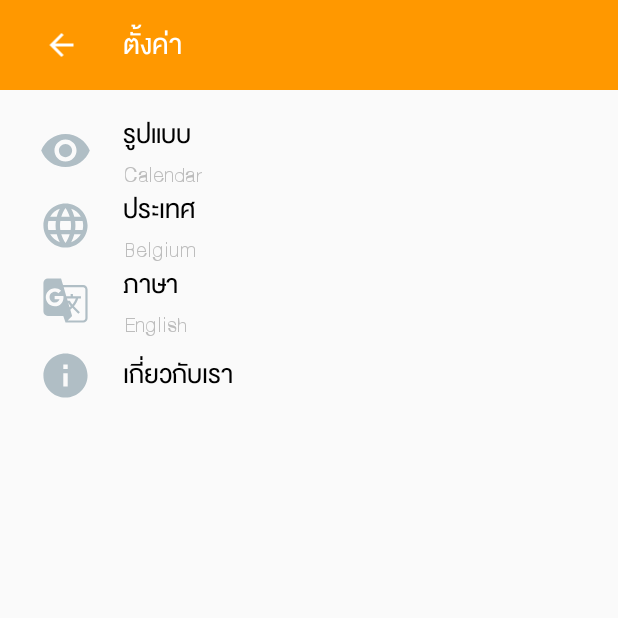
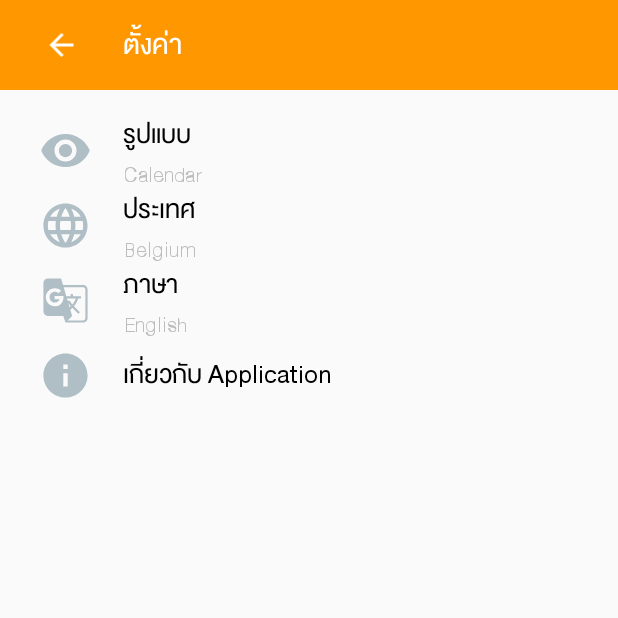
Before and after one commit to devp0kpak/BoonEU3, an Android app: the screen it shows after launch (SettingActivity), after a tap on an icon or button, on a phone screen of 412 x 824 dp, the top half of it. Run offline under Robolectric (Android 15) with nearby library versions, the phone set to English and light mode, and no system bars; libraries missing offline, so code that uses them is left out: com.prolificinteractive.materialcalendarview; 5 statements that could not run were skipped.

Commit message:
dialog setting

```diff
--- a/app/src/main/AndroidManifest.xml
+++ b/app/src/main/AndroidManifest.xml
@@ -23,6 +23,7 @@
                 <category android:name="android.intent.category.LAUNCHER" />
             </intent-filter>
         </activity>
+        <activity android:name=".Activity.AboutActivity"></activity>
     </application>
 
 </manifest>
--- a/app/src/main/java/network/dhammakaya/booneu3/Activity/MainActivity.java
+++ b/app/src/main/java/network/dhammakaya/booneu3/Activity/MainActivity.java
@@ -2,21 +2,37 @@ package network.dhammakaya.booneu3.Activity;
 
 import android.app.Activity;
 import android.content.Intent;
-import android.media.Image;
-import android.support.v7.app.AppCompatActivity;
 import android.os.Bundle;
+import android.support.annotation.NonNull;
 import android.view.View;
 import android.widget.ImageView;
+import android.widget.Toast;
 
+import com.prolificinteractive.materialcalendarview.CalendarDay;
+import com.prolificinteractive.materialcalendarview.CalendarMode;
 import com.prolificinteractive.materialcalendarview.MaterialCalendarView;
+import com.prolificinteractive.materialcalendarview.OnDateSelectedListener;
 
+import java.text.DateFormat;
+import java.text.SimpleDateFormat;
+import java.util.Calendar;
+
+import network.dhammakaya.booneu3.Dates.OneDayDecorator;
 import network.dhammakaya.booneu3.R;
+import network.dhammakaya.booneu3.View.CustomTextView;
 
-public class MainActivity extends Activity implements View.OnClickListener{
+public class MainActivity extends Activity implements View.OnClickListener,OnDateSelectedListener {
 
     private MaterialCalendarView mcv;
 
     private ImageView iv_setting;
+    private CustomTextView tv_day;
+    private CustomTextView tv_month;
+    private CustomTextView tv_year;
+
+    private int day=0,month=0,year=0;
+
+    private final OneDayDecorator oneDayDecorator = new OneDayDecorator();
 
     @Override
     protected void onCreate(Bundle savedInstanceState) {
@@ -27,17 +43,45 @@ public class MainActivity extends Activity implements View.OnClickListener{
         initListener();
         customCalendar();
 
+    }
+
+    private void customCalendar() {
+        //mcv.setTopbarVisible(false);
+
+        mcv.state().edit()
+                .setFirstDayOfWeek(Calendar.MONDAY)
+                .setMinimumDate(CalendarDay.from(2018, 0, 0))
+                .setMaximumDate(CalendarDay.from(2022, 0, 0))
+                .setCalendarDisplayMode(CalendarMode.MONTHS)
+                .commit();
+
+        Calendar calendar = Calendar.getInstance();
+        mcv.setDateSelected(calendar.getTime(), true);
+
+        mcv.setOnDateChangedListener(new OnDateSelectedListener() {
+            @Override
+            public void onDateSelected(@NonNull MaterialCalendarView widget, @NonNull CalendarDay date, boolean selected) {
+                DateFormat df = new SimpleDateFormat("yyyy-MM-dd");
+                Calendar c = date.getCalendar();
+                String date_click = df.format(c.getTime());
+                Toast.makeText(MainActivity.this, "Click : " + date_click, Toast.LENGTH_SHORT).show();
+                year = c.get(Calendar.YEAR);
+                month = c.get(Calendar.MONTH);
+                day = c.get(Calendar.DATE);
+            }
+        });
 
     }
 
-    private void customCalendar() {
-        mcv.setTopbarVisible(false);
-    }
+
 
     private void initView() {
         mcv = (MaterialCalendarView) findViewById(R.id.calendarView);
 
         iv_setting = (ImageView) findViewById(R.id.iv_setting);
+        tv_day = (CustomTextView) findViewById(R.id.tv_day);
+        tv_month = (CustomTextView) findViewById(R.id.tv_month);
+        tv_year = (CustomTextView) findViewById(R.id.tv_year);
     }
 
     private void initListener() {
@@ -55,4 +99,10 @@ public class MainActivity extends Activity implements View.OnClickListener{
         }
 
     }
+
+    @Override
+    public void onDateSelected(@NonNull MaterialCalendarView widget, @NonNull CalendarDay date, boolean selected) {
+        oneDayDecorator.setDate(date.getDate());
+        widget.invalidateDecorators();
+    }
 }
--- a/app/src/main/java/network/dhammakaya/booneu3/Activity/SettingActivity.java
+++ b/app/src/main/java/network/dhammakaya/booneu3/Activity/SettingActivity.java
@@ -68,7 +68,8 @@ public class SettingActivity extends Activity implements View.OnClickListener {
 
     //---------------------------------- Start Activity Zone -------------------------------------//
     private void startActivityAbout() {
-
+        Intent layoutAbout = new Intent(this, AboutActivity.class);
+        startActivity(layoutAbout);
     }
 
     //---------------------------------- Set View Zone -------------------------------------------//
@@ -96,8 +97,6 @@ public class SettingActivity extends Activity implements View.OnClickListener {
 
         if(v == iv_back_from_setting){
             finish();
-            Intent layoutMain = new Intent(this, MainActivity.class);
-            startActivity(layoutMain);
         }
 
         if(v == btn_setting_view){
--- /dev/null
+++ b/app/src/main/java/network/dhammakaya/booneu3/Dates/OneDayDecorator.java
@@ -0,0 +1,39 @@
+package network.dhammakaya.booneu3.Dates;
+
+import android.graphics.Typeface;
+import android.text.style.RelativeSizeSpan;
+import android.text.style.StyleSpan;
+
+import com.prolificinteractive.materialcalendarview.CalendarDay;
+import com.prolificinteractive.materialcalendarview.DayViewDecorator;
+import com.prolificinteractive.materialcalendarview.DayViewFacade;
+
+import java.util.Date;
+
+/**
+ * Created by Delux on 3/6/2018.
+ */
+
+public class OneDayDecorator implements DayViewDecorator {
+
+    private CalendarDay date;
+
+    public OneDayDecorator() {
+        date = CalendarDay.today();
+    }
+
+    @Override
+    public boolean shouldDecorate(CalendarDay day) {
+        return date != null && day.equals(date);
+    }
+
+    @Override
+    public void decorate(DayViewFacade view) {
+        view.addSpan(new StyleSpan(Typeface.BOLD));
+        view.addSpan(new RelativeSizeSpan(1.4f));
+    }
+
+    public void setDate(Date date) {
+        this.date = CalendarDay.from(date);
+    }
+}
--- a/app/src/main/res/layout/activity_setting.xml
+++ b/app/src/main/res/layout/activity_setting.xml
@@ -8,20 +8,11 @@
     tools:context="network.dhammakaya.booneu3.Activity.SettingActivity">
 
     <LinearLayout
-        android:layout_width="match_parent"
-        android:layout_height="60dp"
-        android:background="@color/color_title_bar"
-        android:orientation="horizontal"
-        android:weightSum="100">
+        style="@style/ThemeTitleBar">
 
         <ImageView
             android:id="@+id/iv_back_from_setting"
-            android:layout_width="0dp"
-            android:layout_height="wrap_content"
-            android:layout_weight="20"
-            android:layout_gravity="center_vertical"
-            android:tint="@color/white"
-            android:src="@drawable/ic_arrow_back_black_24dp" />
+            style="@style/ButtonBack" />
 
         <network.dhammakaya.booneu3.View.CustomTextView
             android:layout_width="0dp"
@@ -186,7 +177,7 @@
                 <network.dhammakaya.booneu3.View.CustomTextView
                     android:layout_width="wrap_content"
                     android:layout_height="wrap_content"
-                    android:text="เกี่ยวกับเรา"
+                    android:text="เกี่ยวกับ Application"
                     android:textColor="@color/black"
                     android:textSize="24sp" />
 
--- a/app/src/main/res/layout/view_item_event.xml
+++ b/app/src/main/res/layout/view_item_event.xml
@@ -109,6 +109,4 @@
         android:textSize="18sp"
         android:text="ยังไม่เริ่มกิจกรรม"/>
 
-
-
 </FrameLayout>
--- a/app/src/main/res/values/styles.xml
+++ b/app/src/main/res/values/styles.xml
@@ -11,6 +11,26 @@
     <style name="CustomTextAppearance" parent="TextAppearance.MaterialCalendarWidget.Date">
         <item name="android:textColor">@color/mcv_text_date</item>
     </style>
+
+    <!-- Theme Title Bar -->
+
+    <style name="ThemeTitleBar">
+        <item name="android:layout_width">match_parent</item>
+        <item name="android:layout_height">60dp</item>
+        <item name="android:background">@color/color_title_bar</item>
+        <item name="android:orientation">horizontal</item>
+        <item name="android:weightSum">100</item>
+    </style>
+
+    <style name="ButtonBack">
+        <item name="android:layout_width">0dp</item>
+        <item name="android:layout_height">wrap_content</item>
+        <item name="android:layout_weight">20</item>
+        <item name="android:layout_gravity">center_vertical</item>
+        <item name="android:tint">@color/white</item>
+        <item name="android:src">@drawable/ic_arrow_back_black_24dp</item>
+    </style>
+
 
 
     <!-- Dialog Title Text -->
```
Also changed, not shown: app/src/main/java/network/dhammakaya/booneu3/Activity/AboutActivity.java (added, +37 -0 lines), app/src/main/java/network/dhammakaya/booneu3/View/CustomCalendarView.java (deleted, +0 -21 lines), app/src/main/java/network/dhammakaya/booneu3/View/CustomDateView.java (added, +194 -0 lines), app/src/main/res/layout/activity_about.xml (added, +30 -0 lines), app/src/main/res/layout/activity_main.xml (+37 -34 lines).
